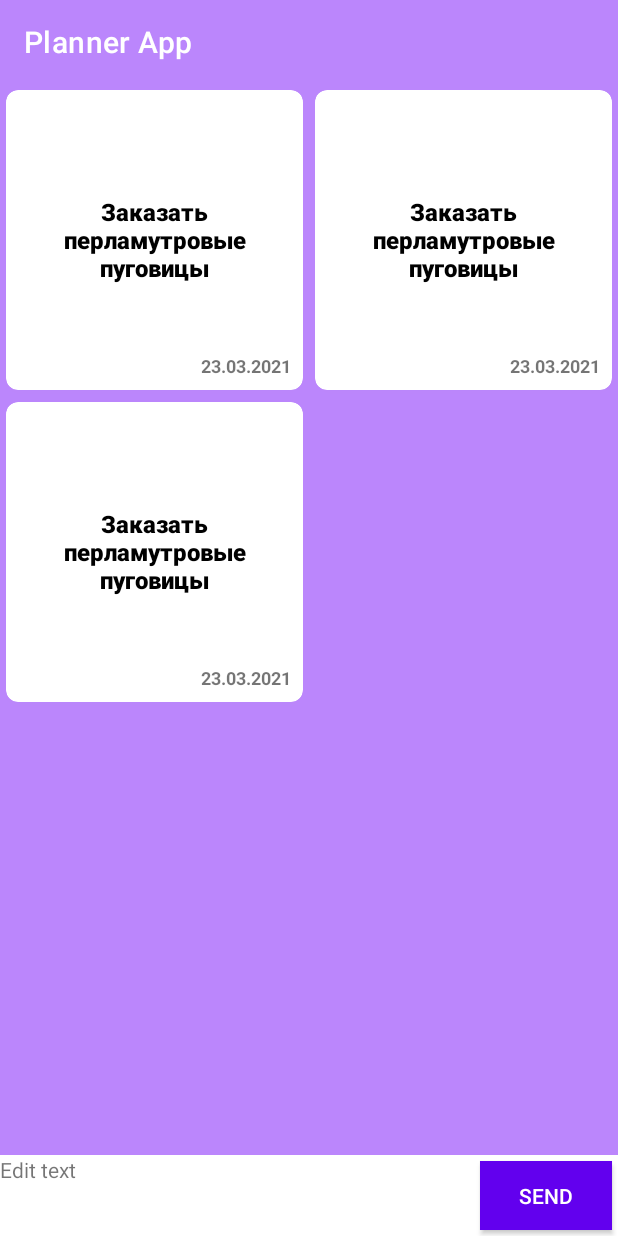
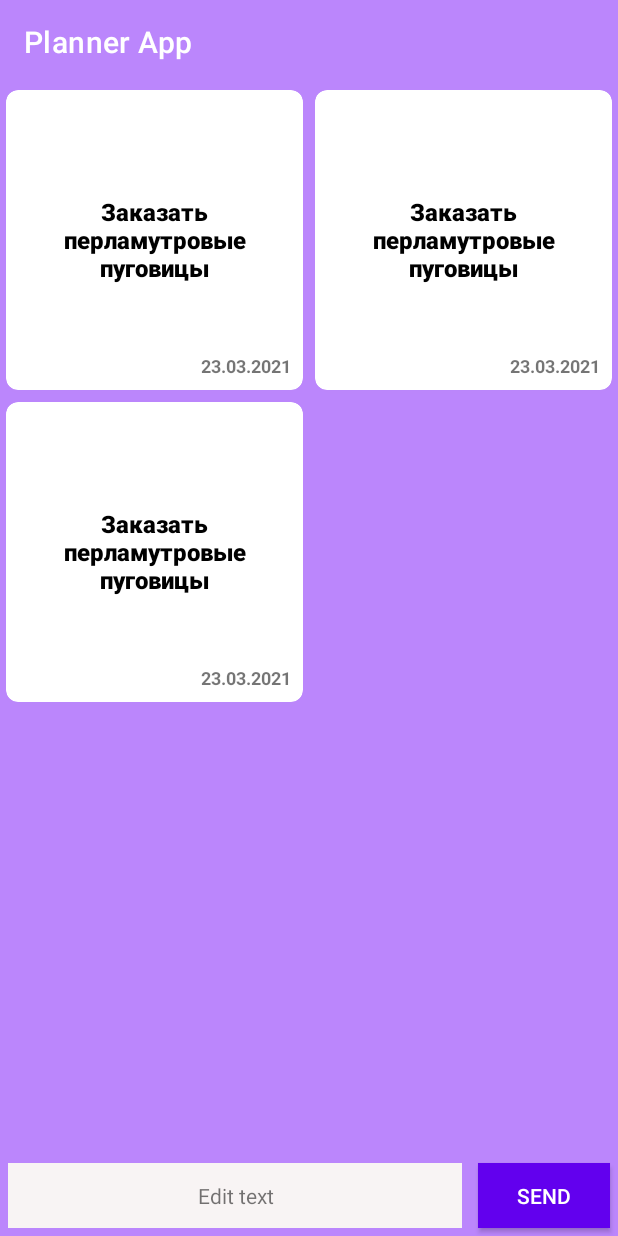
Before and after one commit to santooleg/AN02ONL_PlannerApp, an Android app: the layout fragment_main.xml on its own in the app's theme, with its tools: preview values and no code run, on a phone screen of 412 x 824 dp. Run offline under Robolectric (Android 15) with nearby library versions, the phone set to English and light mode, and no system bars.

Commit message:
Home work 2

```diff
--- a/app/src/main/res/layout/fragment_main.xml
+++ b/app/src/main/res/layout/fragment_main.xml
@@ -38,7 +38,7 @@
 	<LinearLayout
 		android:layout_width="match_parent"
 		android:layout_height="54dp"
-		android:background="@color/white"
+		android:background="@color/purple_200"
 		app:layout_constraintBottom_toBottomOf="parent"
 		app:layout_constraintEnd_toEndOf="parent"
 		app:layout_constraintStart_toStartOf="@+id/recyclerView">
@@ -47,7 +47,10 @@
 			android:id="@+id/textView2"
 			android:layout_width="0dp"
 			android:layout_height="match_parent"
+			android:layout_margin="5dp"
 			android:layout_weight="5"
+			android:background="#F8F4F4"
+			android:gravity="center"
 			android:text="@string/edit_text" />
 
 		<Button
@@ -55,7 +58,7 @@
 			style="@style/Widget.AppCompat.Button"
 			android:layout_width="wrap_content"
 			android:layout_height="match_parent"
-			android:layout_margin="4dp"
+			android:layout_margin="5dp"
 			android:background="@color/purple_500"
 			android:backgroundTint="@color/white"
 			android:text="@string/send" />
```
